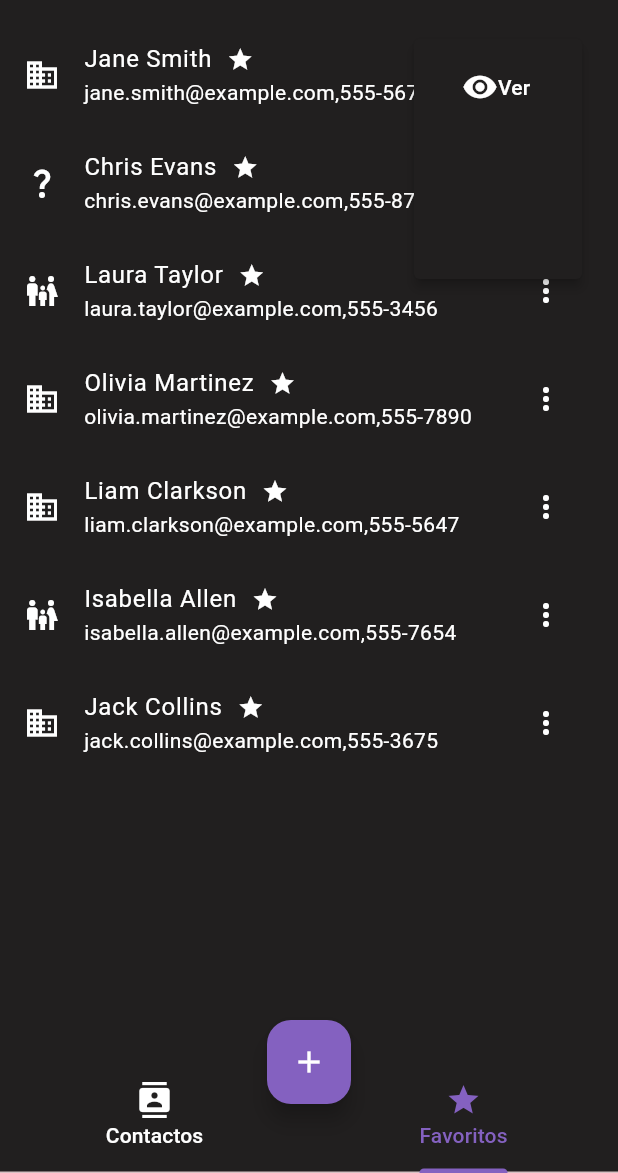
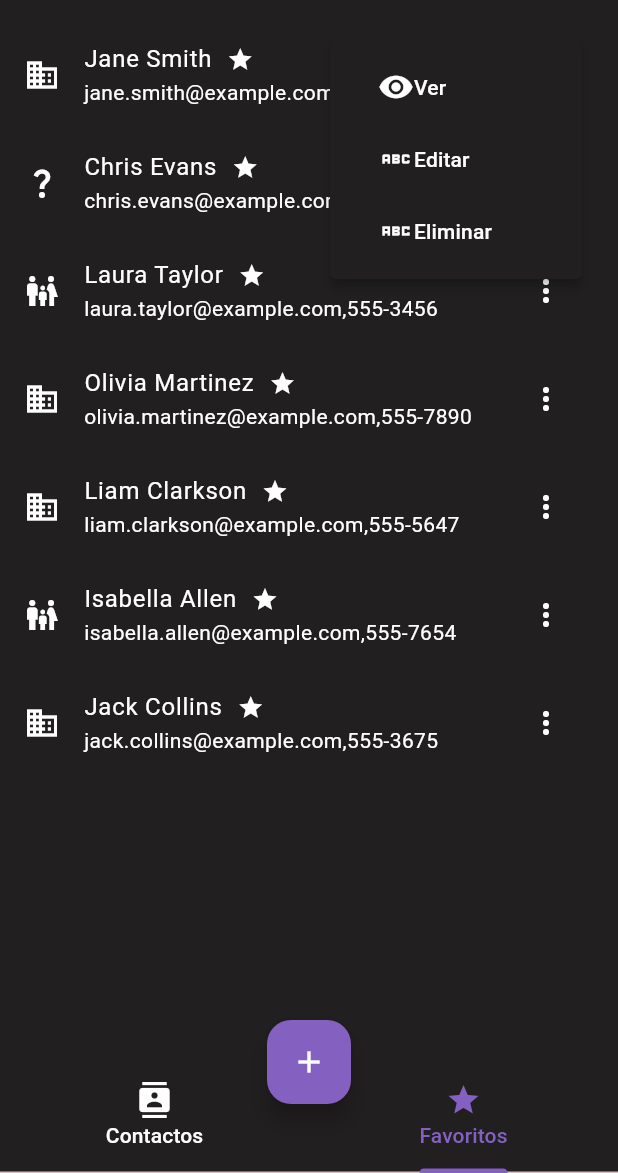
Before and after one commit to joseaej/Agenda, a Flutter app: the screen it shows after launch, tab 2 chosen, after a tap on the "more vert" icon, on a phone screen of 412 x 824 dp, the part 63-1236 px from its top. Run offline on Flutter 3.47's test engine with Material 3 defaults, Android fonts, the phone set to English and light mode, and no system bars; our stand-ins replace font_awesome_flutter.

Commit message:
added sort button

```diff
--- a/lib/main.dart
+++ b/lib/main.dart
@@ -1,6 +1,6 @@
-import 'package:agenda/datas/agenda_data.dart';
+import 'package:agenda/models/agenda_data.dart';
 import 'package:agenda/pages/contactDetailsPage.dart';
-import 'package:agenda/datas/contactdata.dart';
+import 'package:agenda/models/contactdata.dart';
 import 'package:agenda/pages/contactsPage.dart';
 import 'package:agenda/pages/editPage.dart';
 import 'package:flutter/material.dart';
--- a/lib/pages/contactDetailsPage.dart
+++ b/lib/pages/contactDetailsPage.dart
@@ -2,7 +2,7 @@
 
 import 'package:agenda/pages/editPage.dart';
 import 'package:intl/intl.dart';
-import 'package:agenda/datas/contactdata.dart';
+import 'package:agenda/models/contactdata.dart';
 import 'package:flutter/material.dart';
 
 class ContactDetailsPage extends StatefulWidget {
--- a/lib/pages/contactsPage.dart
+++ b/lib/pages/contactsPage.dart
@@ -1,7 +1,7 @@
 // ignore_for_file: prefer_const_constructors
 
-import 'package:agenda/datas/agenda_data.dart';
-import 'package:agenda/datas/contactdata.dart';
+import 'package:agenda/models/agenda_data.dart';
+import 'package:agenda/models/contactdata.dart';
 import 'package:agenda/pages/editPage.dart';
 import 'package:flutter/material.dart';
 import 'package:provider/provider.dart';
@@ -16,6 +16,9 @@ class ContactPage extends StatefulWidget {
 
 class _ContactPageState extends State<ContactPage> {
   Icon icono = Icon(Icons.battery_unknown_outlined);
+  bool abcshort = true;
+  Icon iconoord = Icon(FontAwesomeIcons.arrowDownAZ);
+  List<String> updatedLabels = [];
   @override
   Widget build(BuildContext context) {
     var state = Provider.of<AgendaData>;
@@ -58,7 +61,7 @@ class _ContactPageState extends State<ContactPage> {
           itemCount: state.contacts.length,
           itemBuilder: (context, index) {
             final contact = state.contacts[index];
-            final List<String> updatedLabels = contact.labels
+            updatedLabels = contact.labels
                 .where((label) => label.isNotEmpty)
                 .map((label) => label[0].toUpperCase() + label.substring(1))
                 .map((label) => label.trim())
@@ -102,6 +105,7 @@ class _ContactPageState extends State<ContactPage> {
                   color: Colors.white,
                 );
             }
+
             return ListTile(
                 leading: icono,
                 title: Row(
@@ -121,11 +125,7 @@ class _ContactPageState extends State<ContactPage> {
                   "${contact.email!}, ${contact.phone!}",
                   style: TextStyle(color: Colors.white),
                 ),
-              trailing: IconButton(
-                onPressed: onPointsPresed,
-                icon: Icon(Icons.more_vert, color: Colors.white),
-              ),
-            );
+                trailing: _popmenu);
           },
         );
       },
@@ -204,25 +204,7 @@ class _ContactPageState extends State<ContactPage> {
                   "${contact.email!},${contact.phone!}",
                   style: TextStyle(color: Colors.white),
                 ),
-              trailing: PopupMenuButton(
-                color: Color.fromARGB(255, 33, 31, 31),
-                itemBuilder: (context) =>  <PopupMenuEntry>[
-                  PopupMenuItem(
-                    onTap: () => Navigator.of(context).pop(EditPage()),
-                    child: Row(
-
-                    children: const [
-                      Padding(padding: EdgeInsets.all(10)),
-                      Icon(Icons.remove_red_eye,color: Colors.white,),
-                      Text("Ver",style: TextStyle(color: Colors.white),)
-                    ],
-                  )),
-                  PopupMenuItem(child: child),
-                  PopupMenuItem(child: child),
-                ],
-                icon: Icon(Icons.more_vert, color: Colors.white),
-              ),
-            );
+                trailing: _popmenu);
           },
         );
       },
@@ -251,6 +233,58 @@ class _ContactPageState extends State<ContactPage> {
         ],
       );
 
+  PopupMenuButton get _popmenu => PopupMenuButton(
+        color: Color.fromARGB(255, 33, 31, 31),
+        itemBuilder: (context) => <PopupMenuEntry<dynamic>>[
+          PopupMenuItem(
+              onTap: () =>
+                  Navigator.of(context).push(EditPage() as Route<Object?>),
+              child: Row(
+                children: const [
+                  Padding(padding: EdgeInsets.all(10)),
+                  Icon(
+                    Icons.remove_red_eye,
+                    color: Colors.white,
+                  ),
+                  Text(
+                    "Ver",
+                    style: TextStyle(color: Colors.white),
+                  )
+                ],
+              )),
+          PopupMenuItem(
+              onTap: () => Navigator.of(context).pop(EditPage()),
+              child: Row(
+                children: const [
+                  Padding(padding: EdgeInsets.all(10)),
+                  Icon(
+                    Icons.abc,
+                    color: Colors.white,
+                  ),
+                  Text(
+                    "Editar",
+                    style: TextStyle(color: Colors.white),
+                  )
+                ],
+              )),
+          PopupMenuItem(
+              onTap: () => Navigator.of(context).pop(EditPage()),
+              child: Row(
+                children: const [
+                  Padding(padding: EdgeInsets.all(10)),
+                  Icon(
+                    Icons.abc_sharp,
+                    color: Colors.white,
+                  ),
+                  Text(
+                    "Eliminar",
+                    style: TextStyle(color: Colors.white),
+                  )
+                ],
+              )),
+        ],
+        icon: Icon(Icons.more_vert, color: Colors.white),
+      );
   AppBar get _appBar => AppBar(
         backgroundColor: Color.fromARGB(255, 33, 31, 31),
         title: Text("Agenda", style: TextStyle(color: Colors.white)),
@@ -258,7 +292,7 @@ class _ContactPageState extends State<ContactPage> {
         actions: [
           IconButton(
             onPressed: onShortPresed,
-            icon: Icon(FontAwesomeIcons.arrowDownAZ, color: Colors.white),
+            icon: iconoord,
           ),
           IconButton(
             onPressed: onFilterPresed,
@@ -268,6 +302,23 @@ class _ContactPageState extends State<ContactPage> {
       );
 
   void onPointsPresed() {}
-  void onShortPresed() {}
+  void onShortPresed() {
+    setState(() {
+      if (abcshort) {
+        iconoord = Icon(FontAwesomeIcons.arrowDownAZ);
+        abcshort = false;
+        Provider.of<AgendaData>(context, listen: false)
+            .contacts
+            .sort((a, b) => a.name!.compareTo(b.name!));
+      } else {
+        iconoord = Icon(FontAwesomeIcons.arrowDownZA);
+        abcshort = true;
+        Provider.of<AgendaData>(context, listen: false)
+            .contacts
+            .sort((a, b) => b.name!.compareTo(a.name!));
+      }
+    });
+  }
+
   void onFilterPresed() {}
 }
--- a/lib/pages/editPage.dart
+++ b/lib/pages/editPage.dart
@@ -1,6 +1,6 @@
 // ignore_for_file: prefer_const_constructors, prefer_const_literals_to_create_immutables
 
-import 'package:agenda/datas/contactdata.dart';
+import 'package:agenda/models/contactdata.dart';
 import 'package:agenda/pages/contactDetailsPage.dart';
 import 'package:flutter/material.dart';
 
```
Also changed, not shown: lib/models/agenda_data.dart (renamed from lib/datas/agenda_data.dart), lib/models/contactdata.dart (renamed from lib/datas/contactdata.dart). Lines whose indentation alone changed are shown as unchanged.
